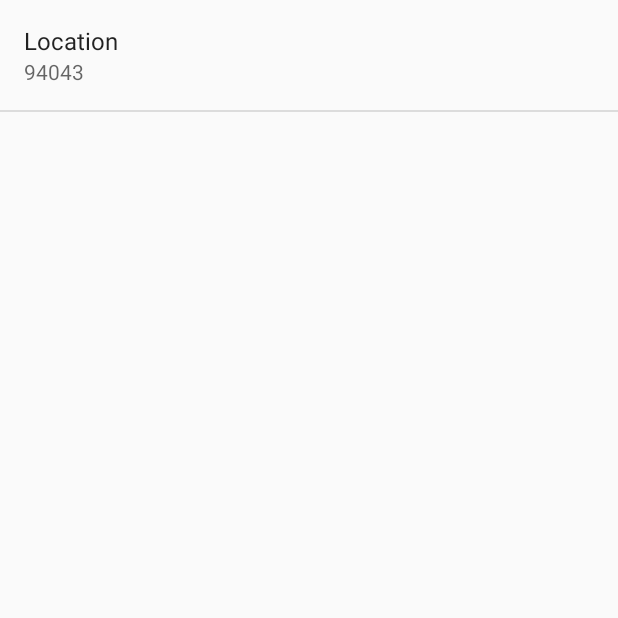
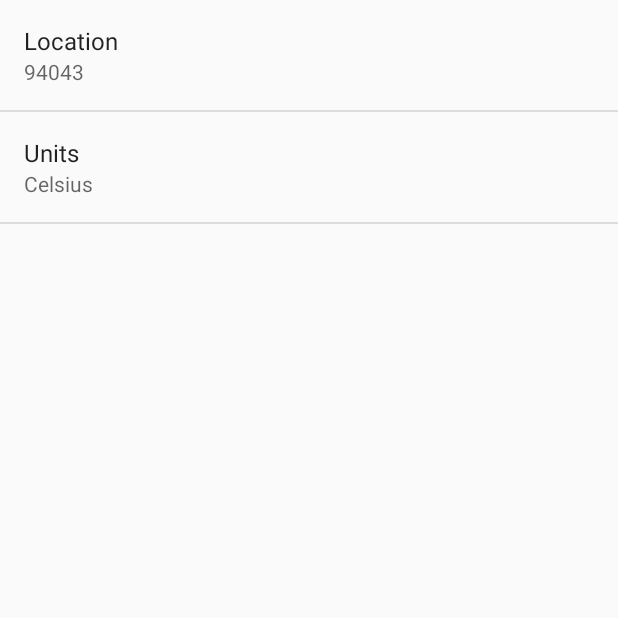
Before and after one commit to Frostlight/Moonlight, an Android app: the SettingsActivity screen opened directly, with no data from a screen before it, on a phone screen of 412 x 824 dp, the top half of it. Run offline under Robolectric (Android 15) with nearby library versions, the phone set to English and light mode, and no system bars.

Commit message:
Fahrenheit/Celsius unit options working now

```diff
--- a/app/src/main/java/com/example/vinh/sunshine/ForecastFragment.java
+++ b/app/src/main/java/com/example/vinh/sunshine/ForecastFragment.java
@@ -206,8 +206,26 @@ public class ForecastFragment extends Fragment {
                 // Temperatures are in a child object called "temp".  Try not to name variables
                 // "temp" when working with temperature.  It confuses everybody.
                 JSONObject temperatureObject = dayForecast.getJSONObject(OWM_TEMPERATURE);
+
+                //Get unit preference from settings
+                SharedPreferences prefs = PreferenceManager.getDefaultSharedPreferences(getActivity());
+                String units = prefs.getString(getString(R.string.pref_unit_key),
+                        getString(R.string.pref_unit_default));
+
+
                 double high = temperatureObject.getDouble(OWM_MAX);
                 double low = temperatureObject.getDouble(OWM_MIN);
+
+                //A few logging statements to verify celsius/fahrenheit functioning properly
+                //Log.v(App.getTag(), "Units: "+units);
+                //Log.v(App.getTag(), getResources().getStringArray(R.array.unit_values)[0]); //celsius
+                //Log.v(App.getTag(), getResources().getStringArray(R.array.unit_values)[1]); //fahrenheit
+
+                //if units settings is fahrenheit, need to convert high and low accordingly
+                if (units.compareTo(getResources().getStringArray(R.array.unit_values)[1]) == 0) {
+                    high = 9*high/5 + 32;
+                    low = 9*low/5 + 32;
+                }
 
                 highAndLow = formatHighLows(high, low);
                 resultStrs[i] = day + " - " + description + " - " + highAndLow;
--- a/app/src/main/java/com/example/vinh/sunshine/SettingsActivity.java
+++ b/app/src/main/java/com/example/vinh/sunshine/SettingsActivity.java
@@ -26,6 +26,7 @@ public class SettingsActivity extends PreferenceActivity
         // For all preferences, attach an OnPreferenceChangeListener so the UI summary can be
         // updated when the preference changes.
         bindPreferenceSummaryToValue(findPreference(getString(R.string.pref_location_key)));
+        bindPreferenceSummaryToValue(findPreference(getString(R.string.pref_unit_key)));
     }
 
     /**
--- /dev/null
+++ b/app/src/main/res/values/array.xml
@@ -0,0 +1,12 @@
+<?xml version="1.0" encoding="utf-8"?>
+<resources>
+    <string-array name="units">
+        <item>Celsius</item>
+        <item>Fahrenheit</item>
+    </string-array>
+    <string-array name="unit_values">
+        <item>celsius</item>
+        <item>fahrenheit</item>
+    </string-array>
+
+</resources>
--- a/app/src/main/res/values/strings.xml
+++ b/app/src/main/res/values/strings.xml
@@ -23,4 +23,8 @@
     <string name="pref_location_label">Location</string>
     <string name="pref_location_key" translatable="false">location</string>
     <string name="pref_location_default" translatable="false">94043</string>
+
+    <string name="pref_unit_label">Units</string>
+    <string name="pref_unit_key" translatable="false">units</string>
+    <string name="pref_unit_default" translatable="false">celsius</string>
 </resources>
--- a/app/src/main/res/xml/pref_general.xml
+++ b/app/src/main/res/xml/pref_general.xml
@@ -4,10 +4,16 @@
     android:layout_height="match_parent">
 
     <EditTextPreference
-        android:title="Location"
-        android:key="location"
-        android:defaultValue="94043"
+        android:title="@string/pref_location_label"
+        android:key="@string/pref_location_key"
+        android:defaultValue="@string/pref_location_default"
         android:inputType="text"
         android:singleLine="true"/>
 
+    <ListPreference
+        android:title="@string/pref_unit_label"
+        android:key="@string/pref_unit_key"
+        android:defaultValue="@string/pref_unit_default"
+        android:entries="@array/units"
+        android:entryValues="@array/unit_values"/>
 </PreferenceScreen>
```
